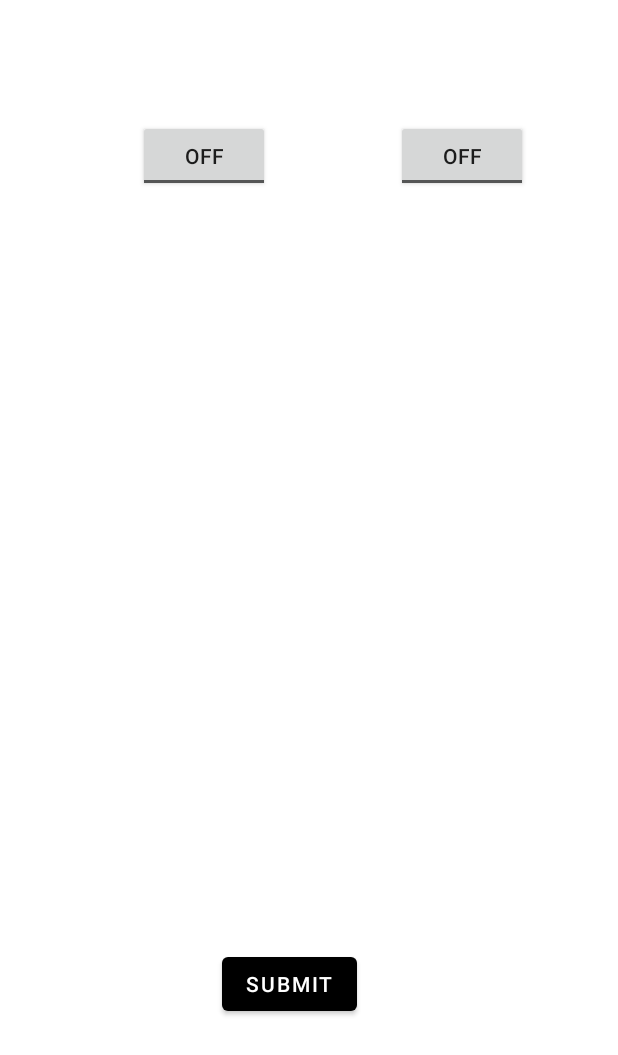
After one commit to avmolaei/rIChard, an Android app: the layout activity_chambre.xml on its own in the app's theme, with its tools: preview values and no code run, on a phone screen of 412 x 824 dp. The commit adds this screen. Shown: the top 1055 px of the screen. Run offline under Robolectric (Android 15) with nearby library versions, the phone set to English and light mode, and no system bars.

Commit message:
Add chambre activity and java

```diff
--- /dev/null
+++ b/app/src/main/res/layout/activity_chambre.xml
@@ -0,0 +1,42 @@
+<?xml version="1.0" encoding="utf-8"?>
+<androidx.constraintlayout.widget.ConstraintLayout xmlns:android="http://schemas.android.com/apk/res/android"
+    xmlns:app="http://schemas.android.com/apk/res-auto"
+    xmlns:tools="http://schemas.android.com/tools"
+    android:layout_width="match_parent"
+    android:layout_height="match_parent">
+
+    <ToggleButton
+        android:id="@+id/toggleButton"
+        android:layout_width="wrap_content"
+        android:layout_height="wrap_content"
+        android:layout_marginLeft="8dp"
+        android:layout_marginTop="80dp"
+        android:text="Chambre"
+        android:textOff="Off"
+        android:textOn="On"
+        app:layout_constraintEnd_toStartOf="@+id/toggleButton2"
+        app:layout_constraintStart_toStartOf="parent"
+        app:layout_constraintTop_toTopOf="parent" />
+
+    <ToggleButton
+        android:id="@+id/toggleButton2"
+        android:layout_width="wrap_content"
+        android:layout_height="wrap_content"
+        android:layout_marginRight="60dp"
+        android:layout_marginTop="80dp"
+        android:text="ToggleButton"
+        android:textOff="Off"
+        android:textOn="On"
+        app:layout_constraintEnd_toEndOf="parent"
+        app:layout_constraintTop_toTopOf="parent" />
+
+    <Button
+        android:id="@+id/button"
+        android:layout_width="wrap_content"
+        android:layout_height="wrap_content"
+        android:layout_marginBottom="144dp"
+        android:layout_marginLeft="148dp"
+        android:text="Submit"
+        app:layout_constraintBottom_toBottomOf="parent"
+        app:layout_constraintStart_toStartOf="parent" />
+</androidx.constraintlayout.widget.ConstraintLayout>
```
Also changed, not shown: app/src/main/java/com/example/richard/ChambreActivity.java (+50 -1 lines).
